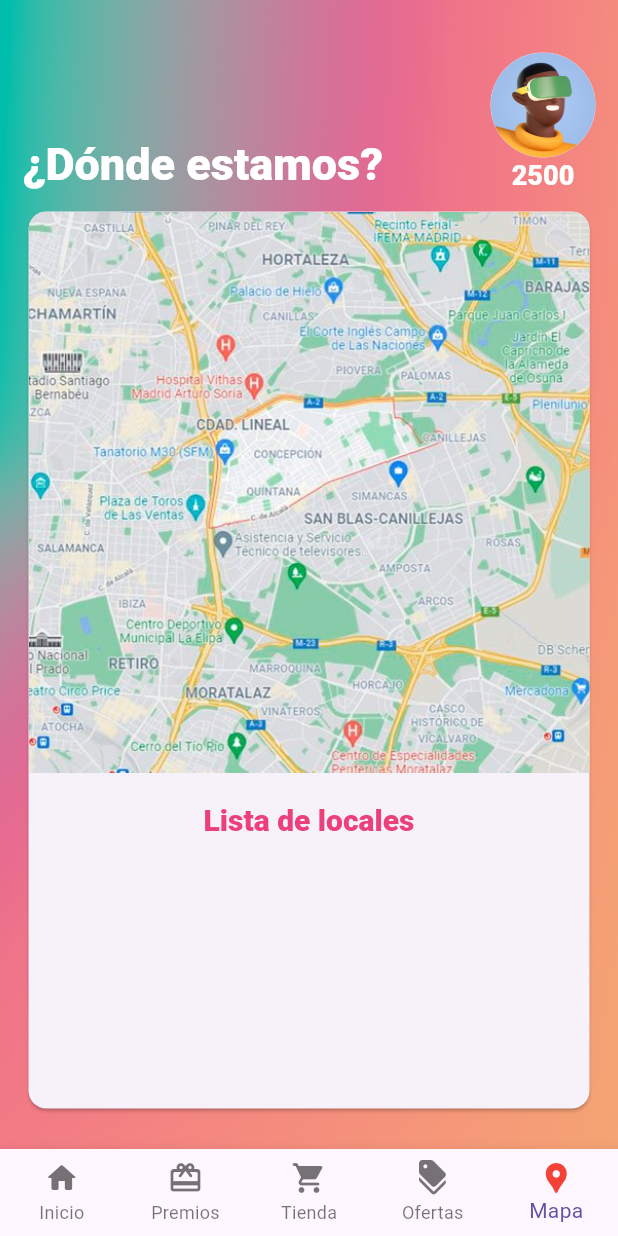
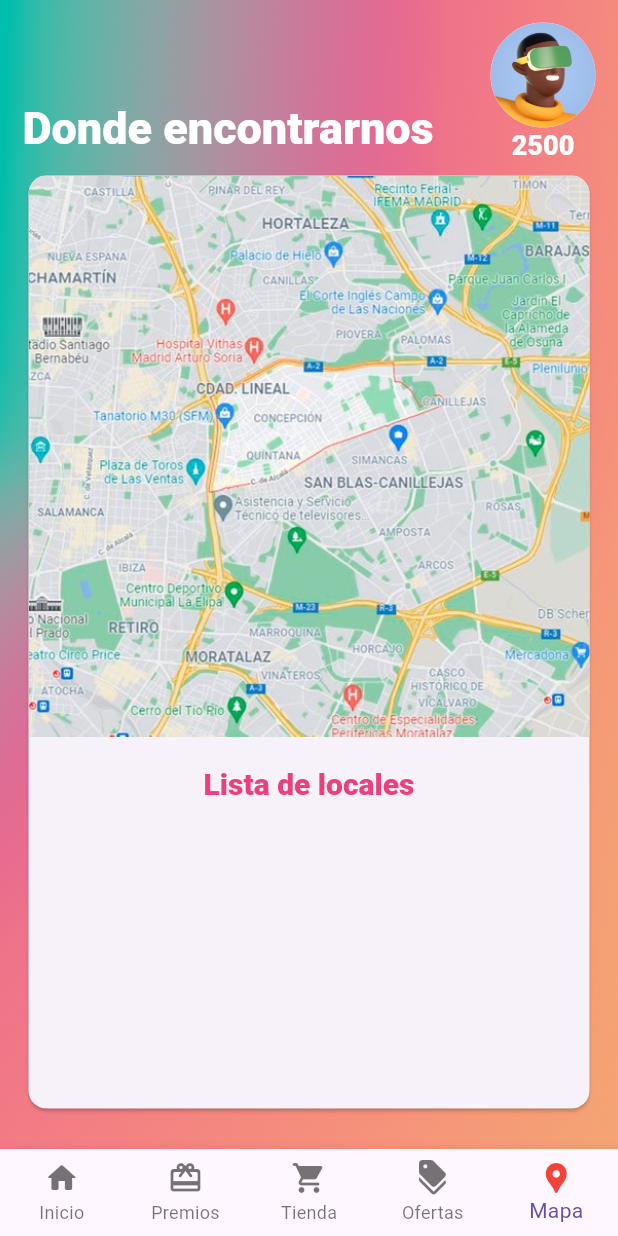
Before and after one commit to TonyUrena/Proyecto-Final-Tony-Urena-Fortuno, a Flutter app: the MenuScreen screen opened by its route, swiped to page 5, on a phone screen of 412 x 824 dp. Run offline on Flutter 3.47's test engine with Material 3 defaults, Android fonts, the phone set to English and light mode, and no system bars.

Commit message:
Refactorizado avatar y título de pantallas. Avatar ahora posee posicion fija

```diff
--- a/lib/custom_widgets.dart
+++ b/lib/custom_widgets.dart
@@ -53,48 +53,22 @@
   }
 }
 
-class AvatarBlock extends StatelessWidget {
+class TitleBlock extends StatelessWidget {
   String label;
 
-  AvatarBlock(this.label);
+  TitleBlock(this.label);
 
   @override
   Widget build(BuildContext context) {
-    return Padding(
-      padding: EdgeInsets.only(top: 20),
-      child: Row(
-        mainAxisAlignment: MainAxisAlignment.spaceBetween,
-        crossAxisAlignment: CrossAxisAlignment.end,
-        children: [
-          Text(label, style: Theme.of(context).textTheme.titleLarge),
-          Column(
-            children: [
-              //TODO Mantener el avatar fijo al hacer scroll
-              GestureDetector(
-                  onTap: () {
-                    Navigator.push(
-                        context,
-                        MaterialPageRoute(
-                            builder: (context) => const ProfileScreen()));
-                  },
-                  child: const Hero(
-                      tag: "heroAvatar",
-                      child: CircleAvatar(
-                          radius: 35,
-                          backgroundImage: AssetImage('assets/avatar.png')))),
-              Hero(
-                  tag: "heroPoints",
-                  child: Text("2500",
-                      style: Theme.of(context).textTheme.headlineSmall,
-                      textAlign: TextAlign.center))
-            ],
-          ),
-        ],
-      ),
+    return SizedBox(
+      height: 90,
+      width: double.infinity,
+      child: Align(
+          alignment: Alignment.bottomLeft,
+          child: Text(label, style: Theme.of(context).textTheme.titleLarge)),
     );
   }
 }
-
 class DidYouKnowTextBlock extends StatelessWidget {
   String label;
 
--- a/lib/home_screen.dart
+++ b/lib/home_screen.dart
@@ -14,7 +14,7 @@
         child: Column(
           crossAxisAlignment: CrossAxisAlignment.stretch,
           children: [
-            AvatarBlock("¡Hola Francisco!"),
+            TitleBlock("¡Hola Francisco!"),
             GestureDetector(
               onTap: () {
                 selectTab(2);
--- a/lib/map_screen.dart
+++ b/lib/map_screen.dart
@@ -18,7 +18,7 @@
       padding: const EdgeInsets.all(15),
       child: Column(
         children: [
-          AvatarBlock("¿Dónde estamos?"),
+          TitleBlock("Donde encontrarnos"),
           Expanded(
             child: HomeCard(
               label: "Lista de locales",
--- a/lib/menu_screen.dart
+++ b/lib/menu_screen.dart
@@ -1,4 +1,6 @@
+import 'package:cococuya_app/profile_screen.dart';
 import 'package:flutter/material.dart';
+import 'custom_widgets.dart';
 import 'home_screen.dart';
 import 'store_screen.dart';
 import 'map_screen.dart';
@@ -23,9 +25,7 @@
     _pageController = PageController(initialPage: _selectedIndex);
     _screens = <Widget>[
       HomeScreen(selectTab: _onItemTapped),
-      StoreScreen(
-          label:"Tus premios:",
-          productList: [
+      StoreScreen(label: "Tus premios:", productList: [
         Product(
           imageUrl: 'assets/product00.jpg',
           name: 'Miniatura WH40k',
@@ -63,7 +63,7 @@
           isGift: false,
         ),
       ]),
-      StoreScreen(label:"Tu tienda:", productList: [
+      StoreScreen(label: "Tu tienda:", productList: [
         Product(
           imageUrl: 'assets/product_green.png',
           name: 'Cococuyá Green',
@@ -101,7 +101,8 @@
           isGift: false,
         ),
       ]),
-      StoreScreen(label:"Tus ofertas:", productList: [Product(
+      StoreScreen(label: "Tus ofertas:", productList: [
+        Product(
           imageUrl: 'assets/product_green.png',
           name: 'Cococuyá Green',
           buyPrice: 100,
@@ -136,8 +137,7 @@
   Widget build(BuildContext context) {
     return Scaffold(
       body: SafeArea(
-        child: Stack(
-          children: [
+        child: Stack(children: [
           Image.asset(
             'assets/background_gradient01.png',
             fit: BoxFit.cover,
@@ -152,20 +152,74 @@
               });
             },
             children: _screens,
-        )]),),
+          ),
+          Padding(
+            padding: const EdgeInsets.all(15),
+            child: Align(
+              alignment: Alignment.centerRight,
+              child: Column(
+                children: [
+                  GestureDetector(
+                      onTap: () {
+                        Navigator.push(
+                            context,
+                            MaterialPageRoute(
+                                builder: (context) => const ProfileScreen()));
+                      },
+                      child: const Hero(
+                          tag: "heroAvatar",
+                          child: CircleAvatar(
+                              radius: 35,
+                              backgroundImage: AssetImage('assets/avatar.png')))),
+                  Hero(
+                      tag: "heroPoints",
+                      child: Text("2500",
+                          style: Theme.of(context).textTheme.headlineSmall,
+                          textAlign: TextAlign.center))
+                ],
+              ),
+            ),
+          ),
+        ]),
+      ),
       bottomNavigationBar: BottomNavigationBar(
         type: BottomNavigationBarType.fixed,
         items: const <BottomNavigationBarItem>[
           BottomNavigationBarItem(
-              icon: Icon(Icons.home_rounded), label: 'Inicio', activeIcon: Icon(Icons.home_rounded, color: Colors.pinkAccent,)),
+              icon: Icon(Icons.home_rounded),
+              label: 'Inicio',
+              activeIcon: Icon(
+                Icons.home_rounded,
+                color: Colors.pinkAccent,
+              )),
           BottomNavigationBarItem(
-              icon: Icon(Icons.card_giftcard_rounded), label: 'Premios', activeIcon: Icon(Icons.card_giftcard_rounded, color: Colors.deepOrange,)),
+              icon: Icon(Icons.card_giftcard_rounded),
+              label: 'Premios',
+              activeIcon: Icon(
+                Icons.card_giftcard_rounded,
+                color: Colors.deepOrange,
+              )),
           BottomNavigationBarItem(
-              icon: Icon(Icons.shopping_cart_rounded), label: 'Tienda', activeIcon: Icon(Icons.shopping_cart_rounded, color: Colors.cyan,)),
+              icon: Icon(Icons.shopping_cart_rounded),
+              label: 'Tienda',
+              activeIcon: Icon(
+                Icons.shopping_cart_rounded,
+                color: Colors.cyan,
+              )),
           BottomNavigationBarItem(
-              icon: Icon(Icons.discount_rounded), label: 'Ofertas', activeIcon: Icon(Icons.discount_rounded, color: Colors.green,)),
+              icon: Icon(Icons.discount_rounded),
+              label: 'Ofertas',
+              activeIcon: Icon(
+                Icons.discount_rounded,
+                color: Colors.green,
+              )),
           BottomNavigationBarItem(
-              icon: Icon(Icons.location_pin), label: 'Mapa', activeIcon: Icon(Icons.location_pin, color: Colors.red,)),
+              icon: Icon(Icons.location_pin),
+              label: 'Mapa',
+              activeIcon: Icon(
+                Icons.location_pin,
+                color: Colors.red,
+              )),
         ],
         currentIndex: _selectedIndex,
         onTap: _onItemTapped,
```
Also changed, not shown: lib/store_screen.dart (+12 -9 lines). Lines whose indentation alone changed are shown as unchanged.
